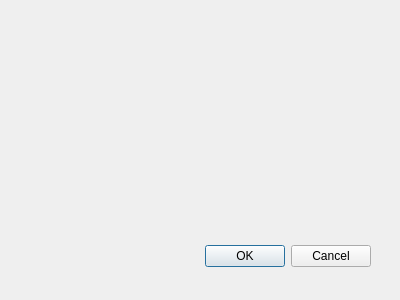
This is selectcodedialog.ui in ildarorama/CanPanel as Qt 5 draws it before an edit. The edited form follows.
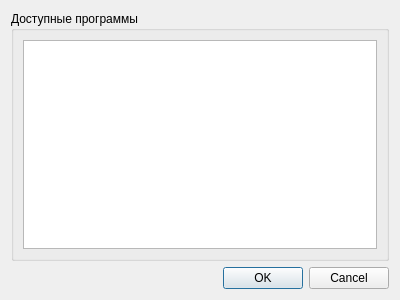
This is the edited form.

```diff
--- a/selectcodedialog.ui
+++ b/selectcodedialog.ui
@@ -15,15 +15,25 @@
   <property name="windowTitle">
    <string>Dialog</string>
   </property>
+  <layout class="QVBoxLayout" name="verticalLayout">
+   <item>
+    <widget class="QGroupBox" name="groupBox">
+     <property name="title">
+      <string>Доступные программы</string>
+     </property>
+     <layout class="QVBoxLayout" name="verticalLayout_2">
+      <item>
+       <widget class="QListWidget" name="lstCodeList">
+        <property name="selectionBehavior">
+         <enum>QAbstractItemView::SelectRows</enum>
+        </property>
+       </widget>
+      </item>
+     </layout>
+    </widget>
+   </item>
+   <item>
   <widget class="QDialogButtonBox" name="buttonBox">
-   <property name="geometry">
-    <rect>
-     <x>30</x>
-     <y>240</y>
-     <width>341</width>
-     <height>32</height>
-    </rect>
-   </property>
    <property name="orientation">
     <enum>Qt::Horizontal</enum>
    </property>
@@ -31,6 +41,8 @@
     <set>QDialogButtonBox::Cancel|QDialogButtonBox::Ok</set>
    </property>
   </widget>
+   </item>
+  </layout>
  </widget>
  <pixmapfunction/>
  <resources/>
```
Left out of the diff: 8 changed lines with no effect on the pictures. Lines whose indentation alone changed are shown as unchanged.
